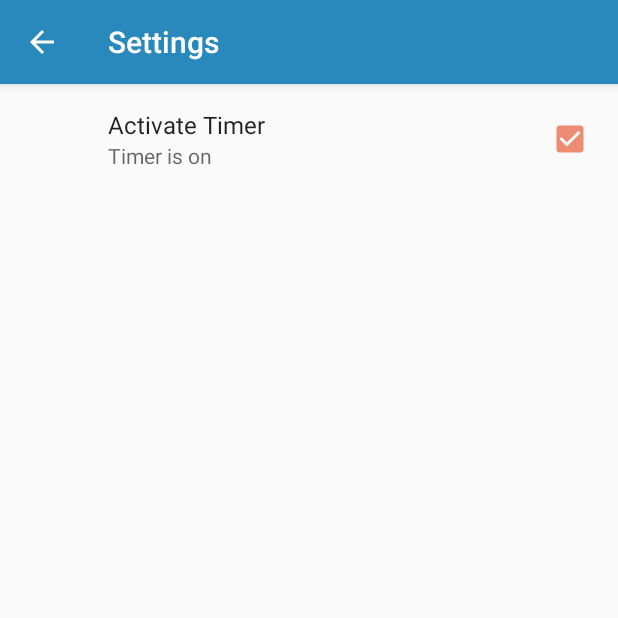
After one commit to lsteamer/WordCatcher, an Android app: the SettingsFragment screen opened directly, with no data from a screen before it, on a phone screen of 412 x 824 dp, the top half of it. The commit adds this screen. Run offline under Robolectric (Android 15) with nearby library versions, the phone set to English and light mode, and no system bars; our stand-ins replace androidx.preference.

Commit message:
set02 - Settings Activity open with a screen showing a value.

```diff
--- a/app/build.gradle
+++ b/app/build.gradle
@@ -24,10 +24,12 @@ android {
 dependencies {
     implementation fileTree(dir: 'libs', include: ['*.jar'])
     implementation 'com.android.support:appcompat-v7:27.1.1'
-    implementation 'com.android.support.constraint:constraint-layout:1.1.0'
+    implementation 'com.android.support.constraint:constraint-layout:1.1.1'
+    implementation 'com.android.support:preference-v7:27.1.1'
     testImplementation 'junit:junit:4.12'
     androidTestImplementation 'com.android.support.test:runner:1.0.2'
     androidTestImplementation 'com.android.support.test.espresso:espresso-core:3.0.2'
+
 
     //ButterKnife
     implementation 'com.jakewharton:butterknife:8.8.1'
--- a/app/src/main/java/lsteamer/elmexicano/com/wordcatcher/settings/SettingsActivity.java
+++ b/app/src/main/java/lsteamer/elmexicano/com/wordcatcher/settings/SettingsActivity.java
@@ -1,4 +1,15 @@
 package lsteamer.elmexicano.com.wordcatcher.settings;
 
-public class SettingsActivity {
+import android.support.v7.app.AppCompatActivity;
+import android.os.Bundle;
+
+import lsteamer.elmexicano.com.wordcatcher.R;
+
+public class SettingsActivity extends AppCompatActivity {
+
+    @Override
+    protected void onCreate(Bundle savedInstanceState) {
+        super.onCreate(savedInstanceState);
+        setContentView(R.layout.activity_settings);
+    }
 }
--- /dev/null
+++ b/app/src/main/java/lsteamer/elmexicano/com/wordcatcher/settings/SettingsFragment.java
@@ -0,0 +1,15 @@
+package lsteamer.elmexicano.com.wordcatcher.settings;
+
+import android.os.Bundle;
+import android.support.v7.preference.PreferenceFragmentCompat;
+
+import lsteamer.elmexicano.com.wordcatcher.R;
+
+public class SettingsFragment extends PreferenceFragmentCompat{
+    @Override
+    public void onCreatePreferences(Bundle savedInstanceState, String rootKey) {
+
+        addPreferencesFromResource(R.xml.pref_wordcatcher);
+
+    }
+}
--- a/app/src/main/res/layout/activity_main.xml
+++ b/app/src/main/res/layout/activity_main.xml
@@ -49,6 +49,7 @@
             <Button
                 android:layout_width="match_parent"
                 android:layout_height="wrap_content"
+                android:onClick="openSettings"
                 android:text="@string/settings" />
         </LinearLayout>
 
--- a/app/src/main/res/values/strings.xml
+++ b/app/src/main/res/values/strings.xml
@@ -10,4 +10,6 @@
     <string name="try_again">Try again and beat your mark!</string>
     <string name="play_again">Play again</string>
     <string name="settings">Settings</string>
+    <string name="title_setttings">Settings</string>
+    <string name="activate_timer">Activate Timer</string>
 </resources>
--- a/app/src/main/res/values/styles.xml
+++ b/app/src/main/res/values/styles.xml
@@ -6,6 +6,7 @@
         <item name="colorPrimary">@color/colorPrimary</item>
         <item name="colorPrimaryDark">@color/colorPrimaryDark</item>
         <item name="colorAccent">@color/colorAccent</item>
+        <item name="preferenceTheme">@style/PreferenceThemeOverlay</item>
     </style>
 
 </resources>
--- /dev/null
+++ b/app/src/main/res/xml/pref_wordcatcher.xml
@@ -0,0 +1,10 @@
+<?xml version="1.0" encoding="utf-8"?>
+<PreferenceScreen xmlns:android="http://schemas.android.com/apk/res/android">
+
+    <CheckBoxPreference
+        android:defaultValue="true"
+        android:key="activate_timer"
+        android:summaryOff="Timer is off"
+        android:summaryOn="Timer is on"
+        android:title="@string/activate_timer"/>
+</PreferenceScreen>
```
Also changed, not shown: app/src/main/AndroidManifest.xml (+11 -1 lines), app/src/main/java/lsteamer/elmexicano/com/wordcatcher/main/MainActivity.java (+8 -0 lines), app/src/main/res/layout/activity_settings.xml (added, +7 -0 lines).
